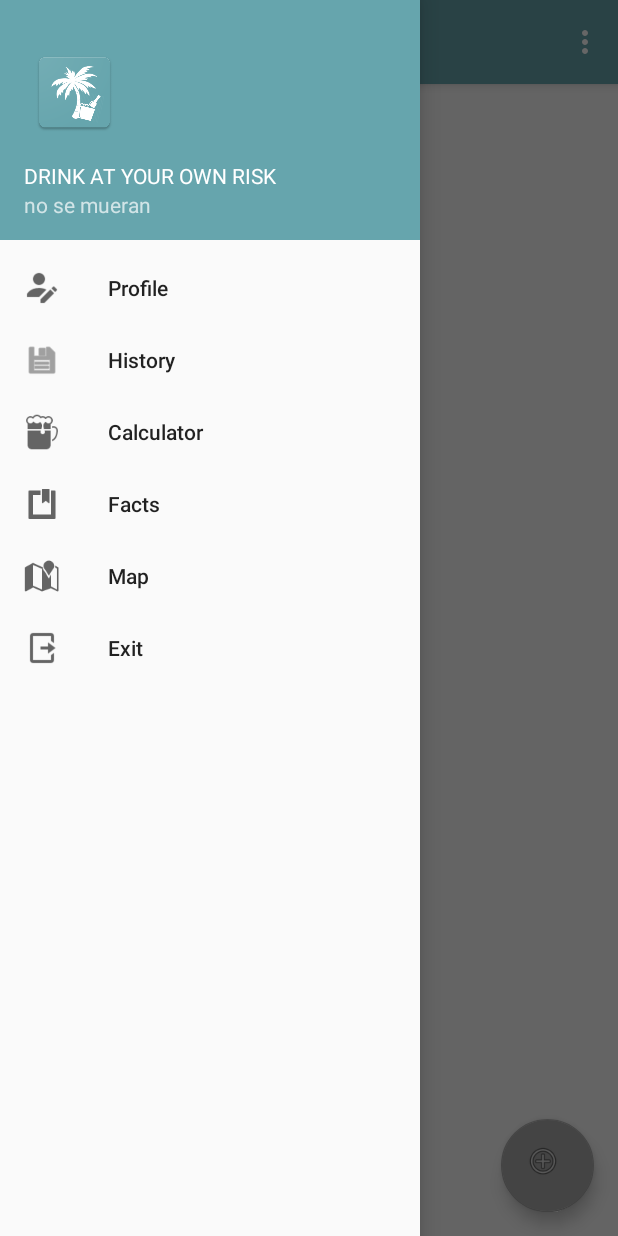
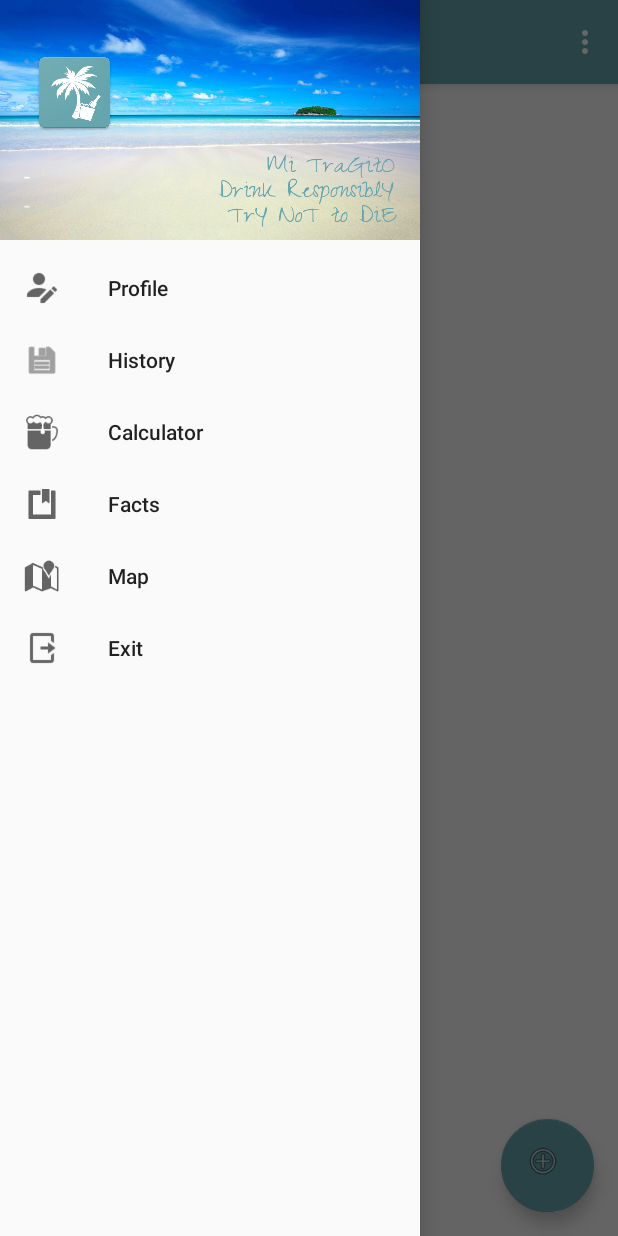
Before and after one commit to xlKennethlx/Mi_Traguito, an Android app: the screen it shows after launch (NavDrawMainActivity), with the side drawer open, on a phone screen of 412 x 824 dp. Run offline under Robolectric (Android 15) with nearby library versions, the phone set to English and light mode, and no system bars.

Commit message:
fotos
solo le puse una foto

```diff
--- a/app/src/main/res/layout/app_bar_nav_draw_main.xml
+++ b/app/src/main/res/layout/app_bar_nav_draw_main.xml
@@ -29,7 +29,7 @@
         android:layout_gravity="bottom|end"
         android:layout_margin="@dimen/fab_margin"
         android:background="@android:drawable/ic_menu_add"
-        app:backgroundTint="@android:color/darker_gray"
+        app:backgroundTint="@color/colorAccent"
         app:srcCompat="@android:drawable/ic_menu_add" />
 
 </android.support.design.widget.CoordinatorLayout>
--- a/app/src/main/res/layout/content_nav_draw_main.xml
+++ b/app/src/main/res/layout/content_nav_draw_main.xml
@@ -12,8 +12,11 @@
         android:id="@+id/textView2"
         android:layout_width="338dp"
         android:layout_height="347dp"
+        android:lineSpacingExtra="8sp"
         android:text="TextView"
-        android:textSize="18sp"
+        android:textAlignment="viewStart"
+        android:textSize="30sp"
+        android:textStyle="bold"
         tools:layout_editor_absoluteX="23dp"
         tools:layout_editor_absoluteY="72dp" />
 
--- a/app/src/main/res/layout/nav_header_nav_draw_main.xml
+++ b/app/src/main/res/layout/nav_header_nav_draw_main.xml
@@ -3,8 +3,8 @@
     xmlns:app="http://schemas.android.com/apk/res-auto"
     android:layout_width="match_parent"
     android:layout_height="@dimen/nav_header_height"
-    android:background="@color/colorAccent"
-    android:gravity="bottom"
+    android:background="@drawable/beach"
+    android:gravity="top"
     android:orientation="vertical"
     android:paddingBottom="@dimen/activity_vertical_margin"
     android:paddingLeft="@dimen/activity_horizontal_margin"
@@ -23,13 +23,13 @@
         android:layout_width="match_parent"
         android:layout_height="wrap_content"
         android:paddingTop="@dimen/nav_header_vertical_spacing"
-        android:text="DRINK AT YOUR OWN RISK"
+        android:text="-"
         android:textAppearance="@style/TextAppearance.AppCompat.Body1" />
 
     <TextView
         android:id="@+id/textView"
         android:layout_width="wrap_content"
         android:layout_height="wrap_content"
-        android:text="no se mueran" />
+        android:text="-" />
 
 </LinearLayout>
```
Also changed, not shown: app/src/main/res/drawable/beach.jpg (added), app/src/main/res/drawable/beachmitrag.jpg (added).
